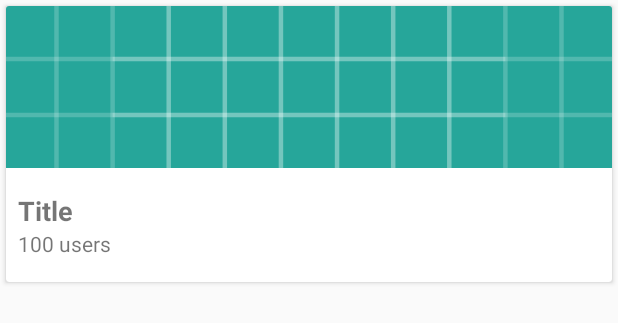
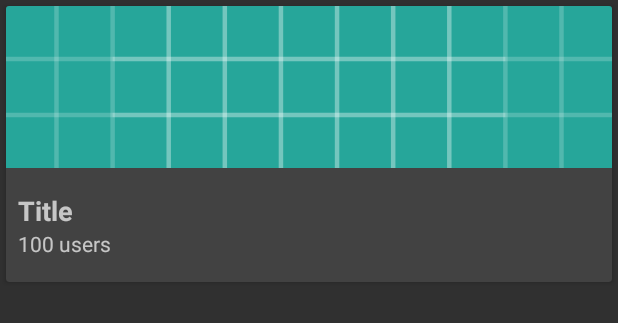
Before and after one commit to kuluna/HotBook, an Android app: the layout list_entry.xml on its own in the app's theme, with its tools: preview values and no code run, on a phone screen of 412 x 824 dp. Shown: the top 323 px of the screen. Run offline under Robolectric (Android 15) with nearby library versions, the phone set to English and light mode, and no system bars.

Commit message:
dark theme

```diff
--- a/app/src/main/java/jp/kuluna/hotbook/extensions/DataBindingExtension.kt
+++ b/app/src/main/java/jp/kuluna/hotbook/extensions/DataBindingExtension.kt
@@ -7,8 +7,8 @@ import jp.kuluna.hotbook.R
 import jp.kuluna.hotbook.models.EntryImage
 
 @BindingAdapter("app:loadImage")
-fun loadImageAsync(imageView: ImageView, image: EntryImage?) {
-    image?.let {
-        Picasso.with(imageView.context).load(it.url).into(imageView)
+fun loadImageAsync(imageView: ImageView, url: String?) {
+    url?.let {
+        Picasso.with(imageView.context).load(it).into(imageView)
     }
 }
--- a/app/src/main/java/jp/kuluna/hotbook/models/Models.kt
+++ b/app/src/main/java/jp/kuluna/hotbook/models/Models.kt
@@ -16,6 +16,10 @@ data class Entry(
         var title: String,
         var is_pr: Int
 ) {
+    fun getImageUrl(): String? {
+        return image_l?.url
+    }
+
     fun count(): Int {
         return count.toInt()
     }
@@ -47,6 +51,8 @@ data class Bookmark(
         val format = SimpleDateFormat("yyyy/MM/dd hh:mm:ss", Locale.JAPAN)
         return format.parse(timestamp)
     }
+
+    fun getUserIconUrl(): String = "https://cdn.profile-image.st-hatena.com/users/${user}/profile.png"
 }
 
 //////////////////// Wrapper ////////////////////
--- a/app/src/main/res/layout/list_entry.xml
+++ b/app/src/main/res/layout/list_entry.xml
@@ -4,7 +4,9 @@
     xmlns:tools="http://schemas.android.com/tools">
 
     <data>
+
         <import type="kotlin.text.StringsKt" />
+
         <import type="android.view.View" />
 
         <variable
@@ -13,14 +15,14 @@
     </data>
 
     <android.support.v7.widget.CardView
-        style="?attr/cardStyle"
         android:layout_width="match_parent"
         android:layout_height="wrap_content"
         android:layout_marginBottom="4dp"
         android:layout_marginEnd="4dp"
         android:layout_marginStart="4dp"
         android:layout_marginTop="4dp"
-        android:foreground="?android:attr/selectableItemBackground">
+        android:foreground="?android:attr/selectableItemBackground"
+        android:theme="@style/AppTheme">
 
         <LinearLayout
             android:layout_width="match_parent"
@@ -33,7 +35,7 @@
                 android:maxHeight="150dp"
                 android:scaleType="centerCrop"
                 android:visibility="@{item.image_l != null ? View.VISIBLE : View.GONE}"
-                app:loadImage="@{item.image_l}"
+                app:loadImage="@{item.getImageUrl()}"
                 tools:src="@drawable/ic_launcher_background" />
 
             <TextView
--- a/app/src/main/res/values/colors.xml
+++ b/app/src/main/res/values/colors.xml
@@ -1,8 +1,8 @@
 <?rss version="1.0" encoding="utf-8"?>
 <resources>
-    <color name="colorPrimary">#3F51B5</color>
-    <color name="colorPrimaryDark">#303F9F</color>
-    <color name="colorAccent">#FF4081</color>
+    <color name="colorPrimary">#424242</color>
+    <color name="colorPrimaryDark">#1b1b1b</color>
+    <color name="colorAccent">#00a3dc</color>
 
     <color name="lightGrey">#aaa</color>
 </resources>
--- /dev/null
+++ b/app/src/main/res/values/dimens.xml
@@ -0,0 +1,4 @@
+<?xml version="1.0" encoding="utf-8"?>
+<resources>
+
+</resources>
--- a/app/src/main/res/values/styles.xml
+++ b/app/src/main/res/values/styles.xml
@@ -1,28 +1,14 @@
 <resources>
 
-    <style name="AppTheme" parent="Theme.AppCompat.Light.DarkActionBar">
+    <style name="AppTheme" parent="Theme.AppCompat">
         <item name="colorPrimary">@color/colorPrimary</item>
         <item name="colorPrimaryDark">@color/colorPrimaryDark</item>
         <item name="colorAccent">@color/colorAccent</item>
-        <item name="cardStyle">@style/CardView.Light</item>
     </style>
 
-    <style name="AppTheme.NoActionBar" parent="Theme.AppCompat.Light.NoActionBar">
+    <style name="AppTheme.NoActionBar" parent="Theme.AppCompat.NoActionBar">
         <item name="colorPrimary">@color/colorPrimary</item>
         <item name="colorPrimaryDark">@color/colorPrimaryDark</item>
         <item name="colorAccent">@color/colorAccent</item>
-        <item name="cardStyle">@style/CardView.Light</item>
     </style>
-
-    <style name="AppTheme.Dark.NoActionBar" parent="Theme.AppCompat.NoActionBar">
-        <item name="colorPrimary">@color/colorPrimary</item>
-        <item name="colorPrimaryDark">@color/colorPrimaryDark</item>
-        <item name="colorAccent">@color/colorAccent</item>
-        <item name="cardStyle">@style/CardView.Dark</item>
-    </style>
-
-    <declare-styleable name="cardStyle">
-        <attr name="cardStyle" format="reference" />
-    </declare-styleable>
-
 </resources>
```
Also changed, not shown: app/src/main/res/layout/list_comment.xml (+45 -3 lines).
